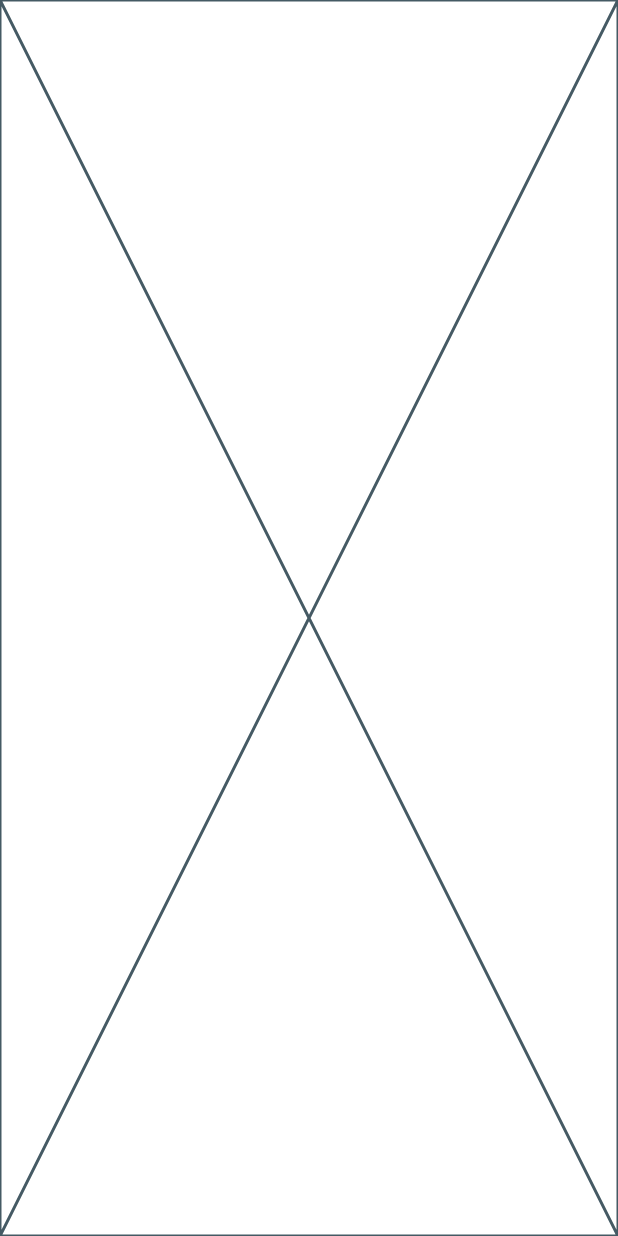
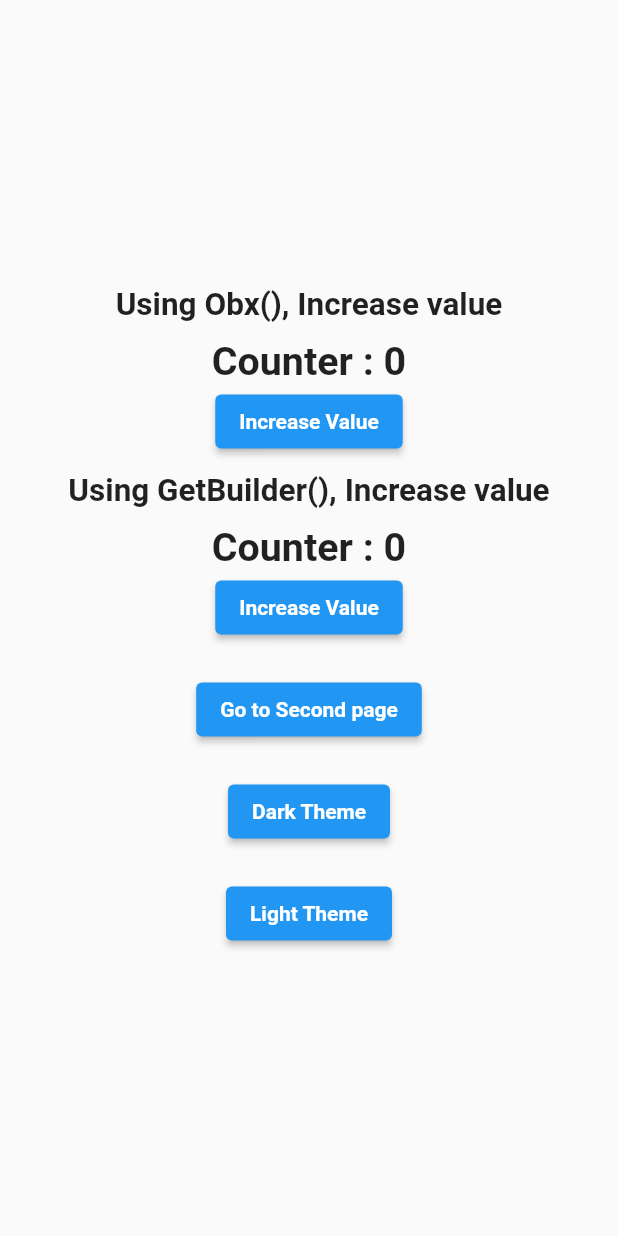
Before and after one commit to iramap/Flutter_GetX, a Flutter app: the screen it shows after launch, on a phone screen of 412 x 824 dp. Run offline on Flutter 3.47's test engine with Material 2 defaults, Android fonts, the phone set to English and light mode, and no system bars; our stand-ins replace get, velocity_x.

Commit message:
Second commit

```diff
--- /dev/null
+++ b/lib/controllers/main_controller.dart
@@ -0,0 +1,17 @@
+import 'package:get/get.dart';
+
+class MainController extends GetxController {
+  var count = 0.obs;
+  var newCount = 0;
+  increaseValue() {
+    count++;
+    // print(count);
+  }
+
+  increaseNewCountValue() {
+    newCount++;
+    refresh();
+    // update(); // Manually trigger a rebuild of the widget that uses 'newCount'
+    //  print(newCount);
+  }
+}
--- a/lib/home_page.dart
+++ b/lib/home_page.dart
@@ -1,10 +1,71 @@
 import 'package:flutter/material.dart';
+import 'package:flutter_getx/controllers/main_controller.dart';
+import 'package:flutter_getx/second_screen.dart';
+import 'package:get/get.dart';
+import 'package:velocity_x/velocity_x.dart';
 
 class HomePage extends StatelessWidget {
   const HomePage({super.key});
 
   @override
   Widget build(BuildContext context) {
-    return const Placeholder();
+    var mainController = Get.put(MainController());
+    return Scaffold(
+      body: Center(
+        child: Column(
+          mainAxisAlignment: MainAxisAlignment.center,
+          children: [
+            "Using Obx(), Increase value".text.xl2.semiBold.make(),
+            10.heightBox,
+            Obx(
+              () => "Counter : ${mainController.count.value}"
+                  .text
+                  .xl3
+                  .semiBold
+                  .make(),
+            ),
+            ElevatedButton(
+              onPressed: mainController.increaseValue,
+              child: "Increase Value".text.semiBold.make(),
+            ),
+            10.heightBox,
+            "Using GetBuilder(), Increase value".text.xl2.semiBold.make(),
+            10.heightBox,
+            GetBuilder<MainController>(builder: (controller) {
+              return "Counter : ${mainController.newCount}"
+                  .text
+                  .xl3
+                  .semiBold
+                  .make();
+            }),
+            ElevatedButton(
+              onPressed: mainController.increaseNewCountValue,
+              child: "Increase Value".text.semiBold.make(),
+            ),
+            20.heightBox,
+            ElevatedButton(
+              onPressed: () {
+                Get.to(() => const SecondScreen());
+              },
+              child: "Go to Second page".text.semiBold.make(),
+            ),
+            20.heightBox,
+            ElevatedButton(
+              onPressed: () {
+                Get.changeTheme(ThemeData.dark());
+              },
+              child: "Dark Theme".text.semiBold.make(),
+            ),
+            20.heightBox,
+            ElevatedButton(
+              onPressed: () {
+                Get.changeTheme(ThemeData.light());
+              },
+              child: "Light Theme".text.semiBold.make(),
+            ),
+          ],
+        ),
+      ),
+    );
   }
 }
--- a/lib/main.dart
+++ b/lib/main.dart
@@ -1,4 +1,5 @@
 import 'package:flutter/material.dart';
+import 'package:get/get.dart';
 import 'home_page.dart';
 
 void main() {
@@ -11,7 +12,8 @@ class MyApp extends StatelessWidget {
   // This widget is the root of your application.
   @override
   Widget build(BuildContext context) {
-    return MaterialApp(
+    return GetMaterialApp(
+      debugShowCheckedModeBanner: false,
       title: 'Flutter GetX',
       theme: ThemeData(
         primarySwatch: Colors.blue,
--- a/pubspec.yaml
+++ b/pubspec.yaml
@@ -35,6 +35,8 @@ dependencies:
   # The following adds the Cupertino Icons font to your application.
   # Use with the CupertinoIcons class for iOS style icons.
   cupertino_icons: ^1.0.2
+  get: ^4.6.5
+  velocity_x: ^3.5.1
 
 dev_dependencies:
   flutter_test:
```
Also changed, not shown: lib/second_screen.dart (added, +58 -0 lines), pubspec.lock.
